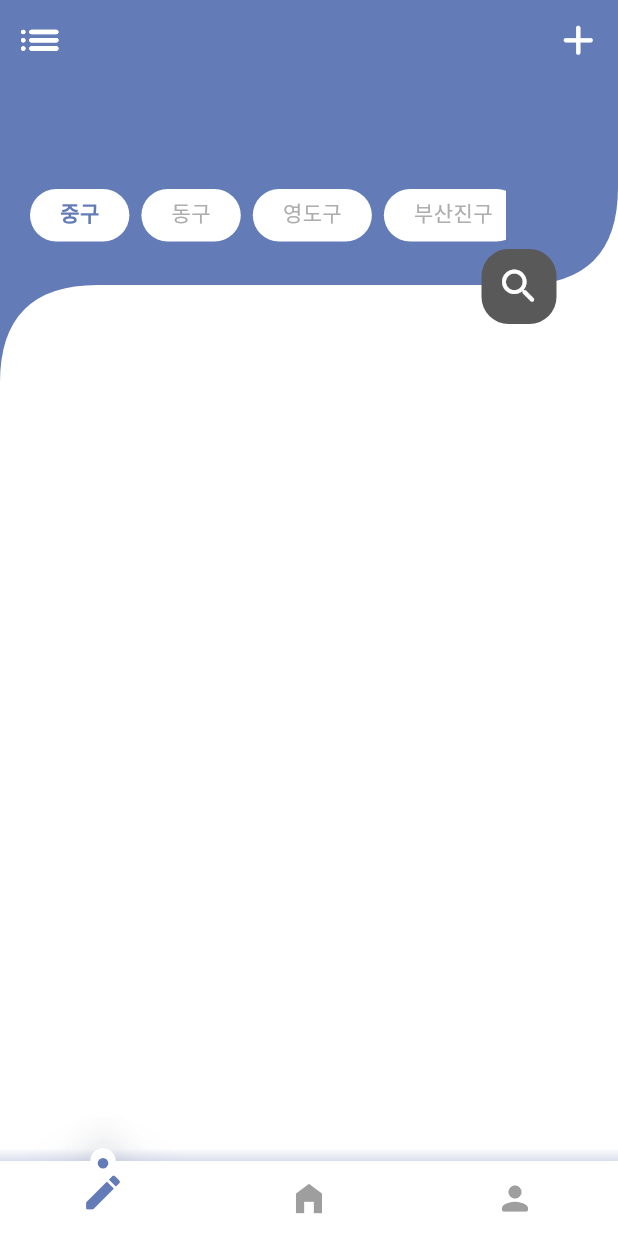
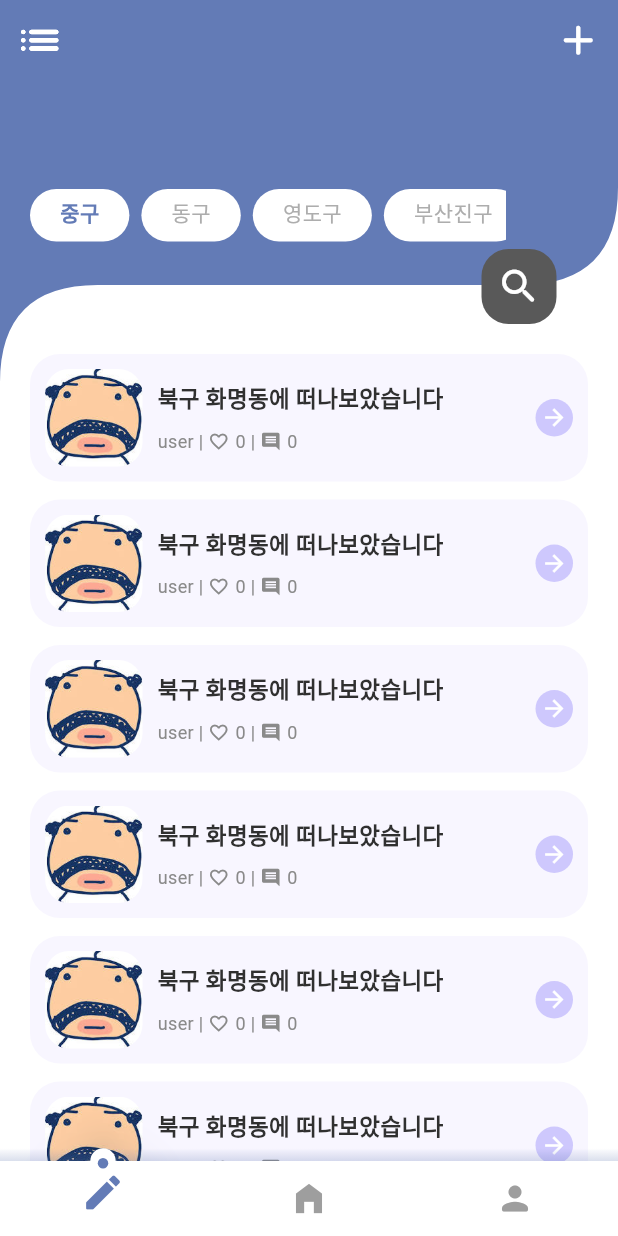
Before and after one commit to minecoby/TripShare_Busan, a Flutter app: the ListPageView screen opened by its route, on a phone screen of 412 x 824 dp. Run offline on Flutter 3.47's test engine with Material 3 defaults, Android fonts, the light colour scheme and no system bars; our stand-ins replace get.

Commit message:
feat : 목록 리스트 구현

```diff
--- /dev/null
+++ b/frontend/seagull/lib/components/postcard.dart
@@ -0,0 +1,96 @@
+import 'package:flutter/material.dart';
+import 'package:seagull/constants/colors.dart';
+
+class PostCard extends StatelessWidget {
+  const PostCard({super.key});
+
+  @override
+  Widget build(BuildContext context) {
+    return Container(
+      width: double.infinity,
+      height: 85,
+      margin: const EdgeInsets.symmetric(vertical: 6),
+      decoration: BoxDecoration(
+        color: ListColor,
+        borderRadius: BorderRadius.circular(20),
+      ),
+      child: Padding(
+        padding: const EdgeInsets.all(10),
+        child: Row(
+          children: [
+            ClipRRect(
+              borderRadius: BorderRadius.circular(16),
+              child: SizedBox(
+                width: 65,
+                height: 65,
+                child: Image.asset('lib/images/oyaji.jpg', fit: BoxFit.cover),
+              ),
+            ),
+            const SizedBox(width: 10),
+            Expanded(
+              child: Column(
+                crossAxisAlignment: CrossAxisAlignment.start,
+                mainAxisAlignment: MainAxisAlignment.center,
+                children: [
+                  const Text(
+                    '북구 화명동에 떠나보았습니다',
+                    style: TextStyle(
+                      fontWeight: FontWeight.w600,
+                      fontSize: 15,
+                      color: TextColor,
+                    ),
+                    overflow: TextOverflow.ellipsis,
+                  ),
+                  const SizedBox(height: 8),
+                  Row(
+                    children: const [
+                      UserDataText('user'),
+                      UserDataText(' | '),
+                      Icon(
+                        Icons.favorite_border,
+                        size: 14,
+                        color: Color(0xFF8A8A8A),
+                      ),
+                      SizedBox(width: 4),
+                      UserDataText('0'),
+                      UserDataText(' | '),
+                      Icon(Icons.comment, size: 14, color: Color(0xFF8A8A8A)),
+                      SizedBox(width: 4),
+                      UserDataText('0'),
+                    ],
+                  ),
+                ],
+              ),
+            ),
+            Container(
+              width: 25,
+              height: 25,
+              decoration: const BoxDecoration(
+                color: Color(0xFFCEC8FD), //연보라로맞췄어
+                shape: BoxShape.circle,
+              ),
+              child: const Icon(
+                Icons.arrow_forward,
+                color: Colors.white,
+                size: 18,
+              ),
+            ),
+          ],
+        ),
+      ),
+    );
+  }
+}
+
+class UserDataText extends StatelessWidget {
+  final String value;
+  const UserDataText(this.value, {super.key});
+
+  @override
+  Widget build(BuildContext context) {
+    return Text(
+      value,
+      style: const TextStyle(fontSize: 12, color: Color(0xFF8A8A8A)),
+    );
+  }
+}
--- a/frontend/seagull/lib/constants/colors.dart
+++ b/frontend/seagull/lib/constants/colors.dart
@@ -1,3 +1,5 @@
 import 'package:flutter/material.dart';
 
 const Color MainColor = Color(0xFF637BB6);
+const Color ListColor = Color(0xFFF8F6FF);
+const Color TextColor = Color(0xFF303030);
--- a/frontend/seagull/lib/pages/listPage.dart
+++ b/frontend/seagull/lib/pages/listPage.dart
@@ -1,5 +1,6 @@
 import 'package:flutter/material.dart';
 import 'package:seagull/constants/colors.dart';
+import 'package:seagull/components/postcard.dart';
 
 class ListPageView extends StatefulWidget {
   const ListPageView({super.key});
@@ -34,7 +35,9 @@ class _ListPageViewState extends State<ListPageView> {
   Widget build(BuildContext context) {
     return Scaffold(
       backgroundColor: Colors.white,
-      body: Stack(
+      body: Column(
+        children: [
+          Stack(
             children: [
               // 파란색 컨테이너 웨이브 모양양
               ClipPath(
@@ -73,8 +76,16 @@ class _ListPageViewState extends State<ListPageView> {
                   child: Row(
                     mainAxisAlignment: MainAxisAlignment.spaceBetween,
                     children: [
-                  const Icon(Icons.list_rounded, color: Colors.white, size: 33),
-                  const Icon(Icons.add_rounded, color: Colors.white, size: 33),
+                      const Icon(
+                        Icons.list_rounded,
+                        color: Colors.white,
+                        size: 33,
+                      ),
+                      const Icon(
+                        Icons.add_rounded,
+                        color: Colors.white,
+                        size: 33,
+                      ),
                     ],
                   ),
                 ),
@@ -106,7 +117,10 @@ class _ListPageViewState extends State<ListPageView> {
                           child: Text(
                             name,
                             style: TextStyle(
-                          color: selected ? MainColor : const Color(0xFFADADAD),
+                              color:
+                                  selected
+                                      ? MainColor
+                                      : const Color(0xFFADADAD),
                               fontWeight: selected ? FontWeight.bold : null,
                               fontSize: 14,
                             ),
@@ -114,6 +128,20 @@ class _ListPageViewState extends State<ListPageView> {
                         ),
                       );
                     },
+                  ),
+                ),
+              ),
+            ],
+          ),
+          Expanded(
+            child: Transform.translate(
+              offset: const Offset(0, -25), // 👈 원하는 만큼 위로 땡기기
+              child: Padding(
+                padding: const EdgeInsets.symmetric(horizontal: 20),
+                child: ListView.builder(
+                  itemCount: 10,
+                  itemBuilder: (context, index) => const PostCard(),
+                ),
               ),
             ),
           ),
--- a/frontend/seagull/pubspec.yaml
+++ b/frontend/seagull/pubspec.yaml
@@ -61,6 +61,8 @@ flutter:
   # assets:
   #   - images/a_dot_burr.jpeg
   #   - images/a_dot_ham.jpeg
+  assets:
+    - lib/images/
 
   # An image asset can refer to one or more resolution-specific "variants", see
   # https://flutter.dev/to/resolution-aware-images
```
Also changed, not shown: frontend/seagull/lib/images/oyaji.jpg (added). Lines whose indentation alone changed are shown as unchanged.
